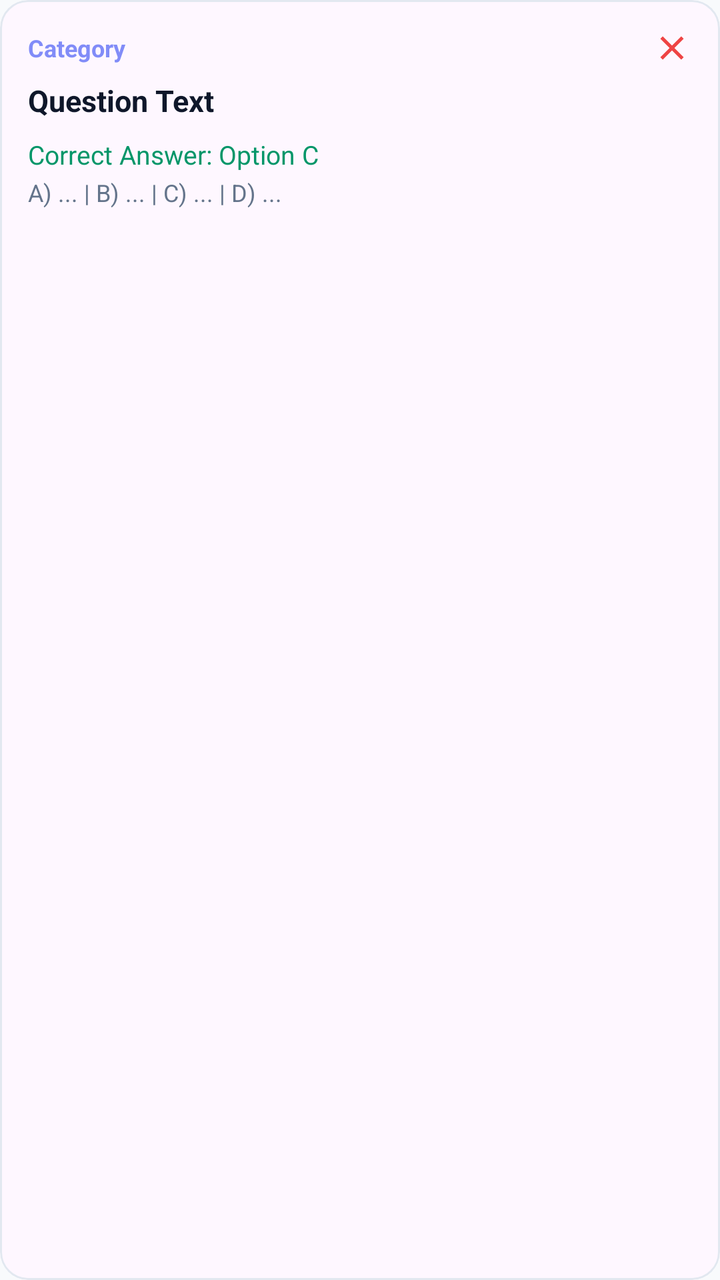
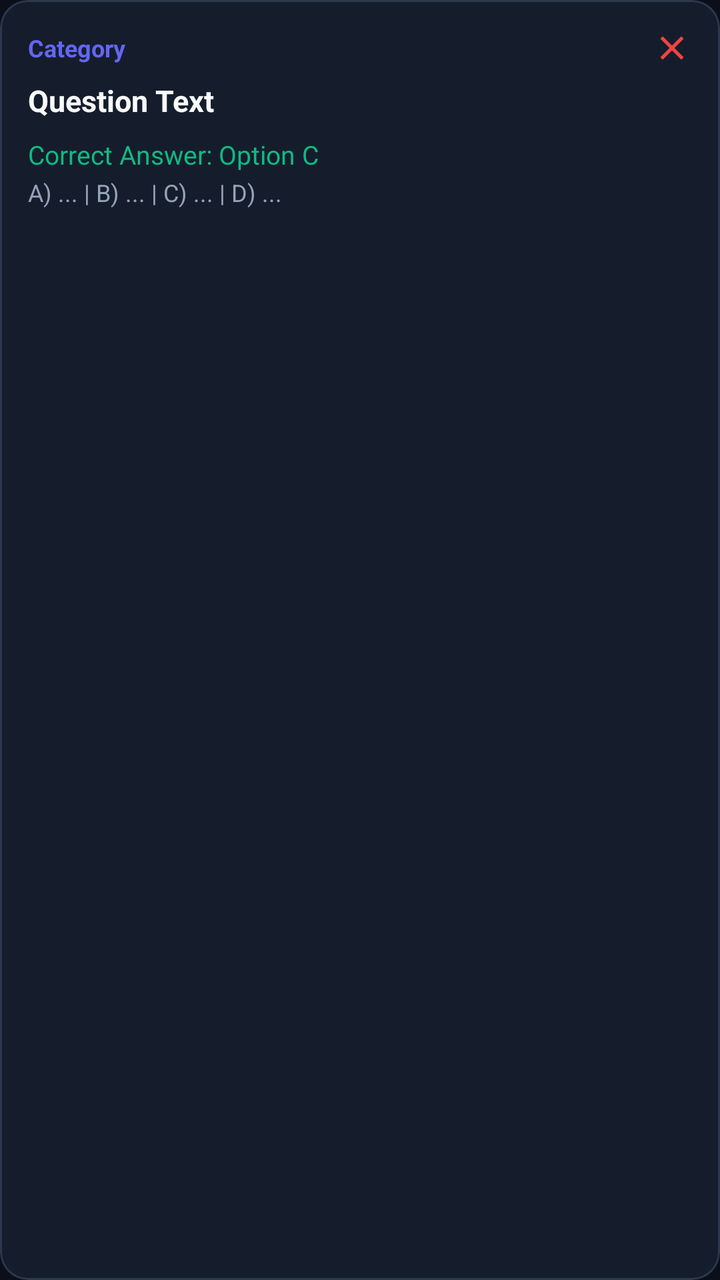

Screens rendered from an Android XML layout before and after an edit, with the pre-edit source and the edit as a unified diff.
<!-- AndroidManifest.xml: application theme Theme.QuizLock -->
<!-- res/layout/item_question.xml -->
<?xml version="1.0" encoding="utf-8"?>
<com.google.android.material.card.MaterialCardView xmlns:android="http://schemas.android.com/apk/res/android"
    xmlns:app="http://schemas.android.com/apk/res-auto"
    android:layout_width="match_parent"
    android:layout_height="wrap_content"
    android:layout_marginBottom="12dp"
    app:cardCornerRadius="14dp"
    app:cardElevation="0dp"
    app:strokeWidth="1dp"
    app:strokeColor="@color/border_color">

    <LinearLayout
        android:layout_width="match_parent"
        android:layout_height="wrap_content"
        android:orientation="vertical"
        android:padding="14dp">

        <LinearLayout
            android:layout_width="match_parent"
            android:layout_height="wrap_content"
            android:orientation="horizontal"
            android:gravity="center_vertical">

            <TextView
                android:id="@+id/tvQuestionCategory"
                android:layout_width="0dp"
                android:layout_height="wrap_content"
                android:layout_weight="1"
                android:text="Category"
                android:textColor="@color/accent"
                android:textSize="12sp"
                android:textStyle="bold" />

            <ImageView
                android:id="@+id/ivDeleteQuestion"
                android:layout_width="20dp"
                android:layout_height="20dp"
                android:src="@drawable/ic_cross"
                app:tint="@color/wrong_red"
                android:contentDescription="Delete Question" />
        </LinearLayout>

        <TextView
            android:id="@+id/tvQuestionTitle"
            android:layout_width="match_parent"
            android:layout_height="wrap_content"
            android:layout_marginTop="6dp"
            android:text="Question Text"
            android:textColor="@color/text_primary"
            android:textSize="15sp"
            android:textStyle="bold" />

        <TextView
            android:id="@+id/tvCorrectAnswerPreview"
            android:layout_width="match_parent"
            android:layout_height="wrap_content"
            android:layout_marginTop="8dp"
            android:text="Correct Answer: Option C"
            android:textColor="@color/correct_green_dark"
            android:textSize="13sp" />

        <TextView
            android:id="@+id/tvAllOptionsPreview"
            android:layout_width="match_parent"
            android:layout_height="wrap_content"
            android:layout_marginTop="2dp"
            android:text="A) ... | B) ... | C) ... | D) ..."
            android:textColor="@color/text_secondary"
            android:textSize="12sp" />

    </LinearLayout>

</com.google.android.material.card.MaterialCardView>
<!-- resources referenced by this layout -->
<resources>
  <color name="accent">#818CF8</color>
  <color name="border_color">#E2E8F0</color>
  <color name="correct_green_dark">#059669</color>
  <color name="text_primary">#0F172A</color>
  <color name="text_secondary">#64748B</color>
  <color name="wrong_red">#EF4444</color>
  <!-- drawable ic_cross (drawable) -->
  <vector xmlns:android="http://schemas.android.com/apk/res/android"
      android:width="24dp"
      android:height="24dp"
      android:viewportWidth="24"
      android:viewportHeight="24">
    <path
        android:fillColor="#FFFFFFFF"
        android:pathData="M19,6.41L17.59,5 12,10.59 6.41,5 5,6.41 10.59,12 5,17.59 6.41,19 12,13.41 17.59,19 19,17.59 13.41,12z"/>
  </vector>
  <style name="Theme.QuizLock" parent="Theme.Material3.DayNight.NoActionBar">
          <item name="colorPrimary">@color/primary</item>
          <item name="colorPrimaryDark">@color/primary_dark</item>
          <item name="colorAccent">@color/accent</item>
          <item name="android:windowBackground">@color/background_light</item>
          <item name="android:statusBarColor">@color/primary</item>
          <item name="android:windowLightStatusBar">false</item>
      </style>
  <color name="primary">#4F46E5</color>
  <color name="primary_dark">#3730A3</color>
  <color name="background_light">#F8FAFC</color>
</resources>

<!-- the commit's change to res/layout/item_question.xml (unified diff, before → after) -->
@@ -4,10 +4,11 @@
     android:layout_width="match_parent"
     android:layout_height="wrap_content"
     android:layout_marginBottom="12dp"
+    app:cardBackgroundColor="@color/card_dark"
     app:cardCornerRadius="14dp"
     app:cardElevation="0dp"
     app:strokeWidth="1dp"
-    app:strokeColor="@color/border_color">
+    app:strokeColor="@color/border_dark">
 
     <LinearLayout
         android:layout_width="match_parent"
@@ -56,7 +57,7 @@
             android:layout_height="wrap_content"
             android:layout_marginTop="8dp"
             android:text="Correct Answer: Option C"
-            android:textColor="@color/correct_green_dark"
+            android:textColor="@color/correct_green"
             android:textSize="13sp" />
 
         <TextView
<!-- resource entries referenced after the edit -->
@@ -1,10 +1,11 @@
 <!-- resources referenced by this layout -->
 <resources>
-  <color name="accent">#818CF8</color>
-  <color name="border_color">#E2E8F0</color>
-  <color name="correct_green_dark">#059669</color>
-  <color name="text_primary">#0F172A</color>
-  <color name="text_secondary">#64748B</color>
+  <color name="accent">#6366F1</color>
+  <color name="border_dark">#2B384E</color>
+  <color name="card_dark">#151D2C</color>
+  <color name="correct_green">#10B981</color>
+  <color name="text_primary">#F8FAFC</color>
+  <color name="text_secondary">#94A3B8</color>
   <color name="wrong_red">#EF4444</color>
   <!-- drawable ic_cross (drawable) -->
   <vector xmlns:android="http://schemas.android.com/apk/res/android"
@@ -16,16 +17,19 @@
         android:fillColor="#FFFFFFFF"
         android:pathData="M19,6.41L17.59,5 12,10.59 6.41,5 5,6.41 10.59,12 5,17.59 6.41,19 12,13.41 17.59,19 19,17.59 13.41,12z"/>
   </vector>
-  <style name="Theme.QuizLock" parent="Theme.Material3.DayNight.NoActionBar">
+  <style name="Theme.QuizLock" parent="Theme.Material3.Dark.NoActionBar">
           <item name="colorPrimary">@color/primary</item>
           <item name="colorPrimaryDark">@color/primary_dark</item>
           <item name="colorAccent">@color/accent</item>
-          <item name="android:windowBackground">@color/background_light</item>
-          <item name="android:statusBarColor">@color/primary</item>
+          <item name="colorSurface">@color/card_dark</item>
+          <item name="android:windowBackground">@color/bg_dark</item>
+          <item name="android:statusBarColor">@color/bg_dark</item>
+          <item name="android:navigationBarColor">@color/bg_dark</item>
           <item name="android:windowLightStatusBar">false</item>
+          <item name="android:windowLightNavigationBar">false</item>
       </style>
-  <color name="primary">#4F46E5</color>
-  <color name="primary_dark">#3730A3</color>
-  <color name="background_light">#F8FAFC</color>
+  <color name="primary">#6366F1</color>
+  <color name="primary_dark">#4F46E5</color>
+  <color name="bg_dark">#0B0F19</color>
 </resources>
 
